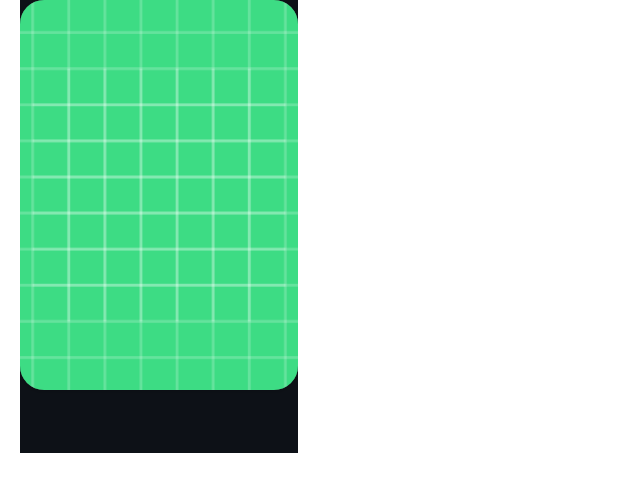
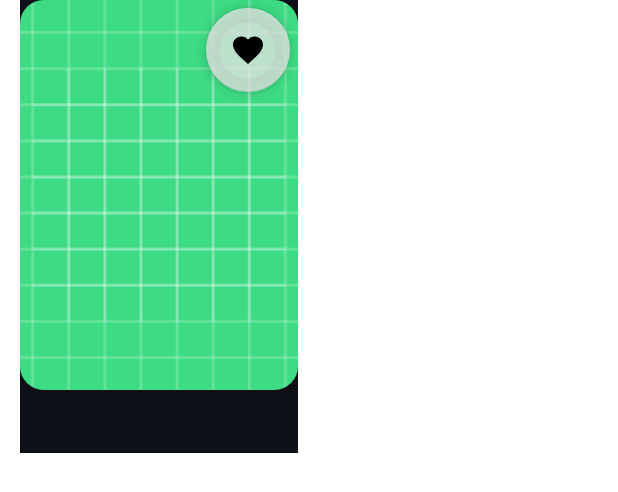
Before and after one commit to Kshitiz-Mhto/OtakuVortex, an Android app: the layout searched_cardview.xml on its own in the app's theme, with its tools: preview values and no code run, on a phone screen of 412 x 824 dp. Shown: the top 492 px of the screen. Run offline under Robolectric (Android 15) with nearby library versions, the phone set to English and light mode, and no system bars.

Commit message:
feat: minar fixes and added a fav floating botton each cardview

```diff
--- a/app/src/main/res/drawable/ic_favorite.xml
+++ b/app/src/main/res/drawable/ic_favorite.xml
@@ -1,5 +1,5 @@
-<vector android:height="24dp" android:tint="#868C8A"
+<vector android:height="34dp" android:tint="#868C8A"
     android:viewportHeight="24" android:viewportWidth="24"
-    android:width="24dp" xmlns:android="http://schemas.android.com/apk/res/android">
+    android:width="34dp" xmlns:android="http://schemas.android.com/apk/res/android">
     <path android:fillColor="@android:color/white" android:pathData="M12,21.35l-1.45,-1.32C5.4,15.36 2,12.28 2,8.5 2,5.42 4.42,3 7.5,3c1.74,0 3.41,0.81 4.5,2.09C13.09,3.81 14.76,3 16.5,3 19.58,3 22,5.42 22,8.5c0,3.78 -3.4,6.86 -8.55,11.54L12,21.35z"/>
 </vector>
--- a/app/src/main/res/drawable/ic_profile.xml
+++ /dev/null
@@ -1,5 +0,0 @@
-<vector android:height="24dp" android:tint="#868C8A"
-    android:viewportHeight="24" android:viewportWidth="24"
-    android:width="24dp" xmlns:android="http://schemas.android.com/apk/res/android">
-    <path android:fillColor="@android:color/white" android:pathData="M12,2c-4.97,0 -9,4.03 -9,9 0,4.17 2.84,7.67 6.69,8.69L12,22l2.31,-2.31C18.16,18.67 21,15.17 21,11c0,-4.97 -4.03,-9 -9,-9zM12,4c1.66,0 3,1.34 3,3s-1.34,3 -3,3 -3,-1.34 -3,-3 1.34,-3 3,-3zM12,18.3c-2.5,0 -4.71,-1.28 -6,-3.22 0.03,-1.99 4,-3.08 6,-3.08 1.99,0 5.97,1.09 6,3.08 -1.29,1.94 -3.5,3.22 -6,3.22z"/>
-</vector>
--- a/app/src/main/res/layout/fragment_searchme.xml
+++ b/app/src/main/res/layout/fragment_searchme.xml
@@ -41,7 +41,8 @@
                 android:layout_width="match_parent"
                 android:layout_height="wrap_content"
                 android:layout_marginTop="15dp"
-                android:orientation="horizontal">
+                android:orientation="horizontal"
+                android:visibility="gone">
 
                 <TextView
                     android:id="@+id/etSearchedAnimeResult"
@@ -76,7 +77,8 @@
                 android:layout_width="match_parent"
                 android:layout_height="wrap_content"
                 android:layout_marginTop="10dp"
-                android:orientation="horizontal">
+                android:orientation="horizontal"
+                android:visibility="gone">
 
                 <TextView
                     android:id="@+id/etSearchedMangaResult"
--- a/app/src/main/res/layout/searched_cardview.xml
+++ b/app/src/main/res/layout/searched_cardview.xml
@@ -22,7 +22,7 @@
         app:layout_constraintTop_toTopOf="parent">
 
         <androidx.cardview.widget.CardView
-            android:id="@+id/animeCard"
+            android:id="@+id/searchCard"
             android:layout_width="wrap_content"
             android:layout_height="wrap_content"
             app:cardCornerRadius="16dp">
@@ -35,13 +35,25 @@
                 android:background="@color/perfectbg"
                 android:scaleType="centerCrop"
                 app:srcCompat="@drawable/ic_launcher_background" />
+
+            <com.google.android.material.floatingactionbutton.FloatingActionButton
+                android:id="@+id/btnSaveToFavorite"
+                android:layout_width="wrap_content"
+                android:layout_height="wrap_content"
+                android:src="@drawable/ic_favorite"
+                android:layout_marginTop="5dp"
+                android:layout_marginEnd="5dp"
+                android:layout_gravity="end"
+                app:backgroundTint="#C4E4E2E1"
+                app:rippleColor="#F33C5C"
+                android:clickable="true"/>
         </androidx.cardview.widget.CardView>
 
         <TextView
             android:id="@+id/etSearchedName"
             android:layout_width="185dp"
             android:layout_height="wrap_content"
-            android:layout_below="@+id/animeCard"
+            android:layout_below="@+id/searchCard"
             android:fontFamily="@font/poppins_light"
             android:paddingTop="8dp"
             android:textColor="@color/white"
```
Also changed, not shown: app/src/main/java/com/animehub/otakuvortex/presentation/ui/search/SearchmeFragment.kt (+8 -2 lines), app/src/main/res/layout/home_anime_cardview.xml (+12 -5 lines).
